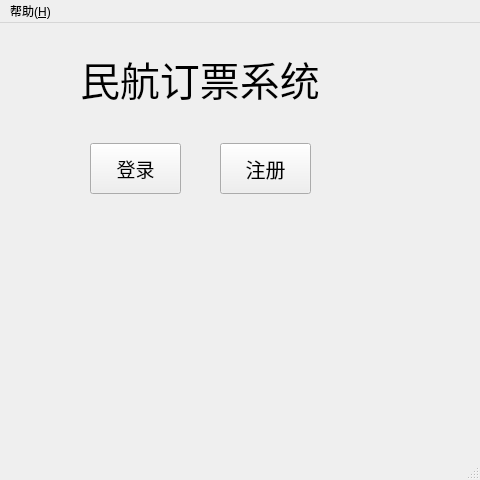
This is mainwindow.ui in BarryDeng/CPP_CurriculumDesign as Qt 5 draws it before an edit. The edited form follows.
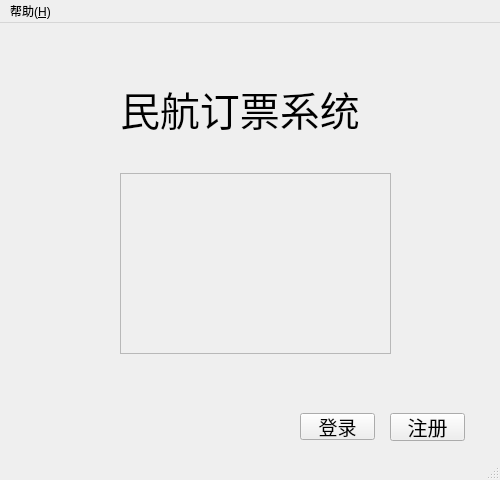
This is the edited form. Icons and pictures are not drawn.

Patch:
```diff
--- a/mainwindow.ui
+++ b/mainwindow.ui
@@ -6,7 +6,7 @@
    <rect>
     <x>0</x>
     <y>0</y>
-    <width>480</width>
+    <width>500</width>
     <height>480</height>
    </rect>
   </property>
@@ -35,10 +35,10 @@
    <widget class="QLabel" name="label">
     <property name="geometry">
      <rect>
-      <x>80</x>
-      <y>30</y>
-      <width>251</width>
-      <height>51</height>
+      <x>120</x>
+      <y>60</y>
+      <width>240</width>
+      <height>50</height>
      </rect>
     </property>
     <property name="font">
@@ -54,10 +54,10 @@
    <widget class="QPushButton" name="pushButton">
     <property name="geometry">
      <rect>
-      <x>90</x>
-      <y>120</y>
-      <width>91</width>
-      <height>51</height>
+      <x>300</x>
+      <y>390</y>
+      <width>75</width>
+      <height>27</height>
      </rect>
     </property>
     <property name="font">
@@ -72,10 +72,10 @@
    <widget class="QPushButton" name="pushButton_2">
     <property name="geometry">
      <rect>
-      <x>220</x>
-      <y>120</y>
-      <width>91</width>
-      <height>51</height>
+      <x>390</x>
+      <y>390</y>
+      <width>75</width>
+      <height>28</height>
      </rect>
     </property>
     <property name="font">
@@ -87,13 +87,32 @@
      <string>注册</string>
     </property>
    </widget>
+   <widget class="QFrame" name="frame">
+    <property name="geometry">
+     <rect>
+      <x>120</x>
+      <y>150</y>
+      <width>271</width>
+      <height>181</height>
+     </rect>
+    </property>
+    <property name="styleSheet">
+     <string notr="true">border-image: url(:/new/MyImages/plane.jpg);</string>
+    </property>
+    <property name="frameShape">
+     <enum>QFrame::StyledPanel</enum>
+    </property>
+    <property name="frameShadow">
+     <enum>QFrame::Raised</enum>
+    </property>
+   </widget>
   </widget>
   <widget class="QMenuBar" name="menuBar">
    <property name="geometry">
     <rect>
      <x>0</x>
      <y>0</y>
-     <width>480</width>
+     <width>500</width>
      <height>23</height>
     </rect>
    </property>
```
Left out of the diff: 8 changed lines with no effect on the pictures.
